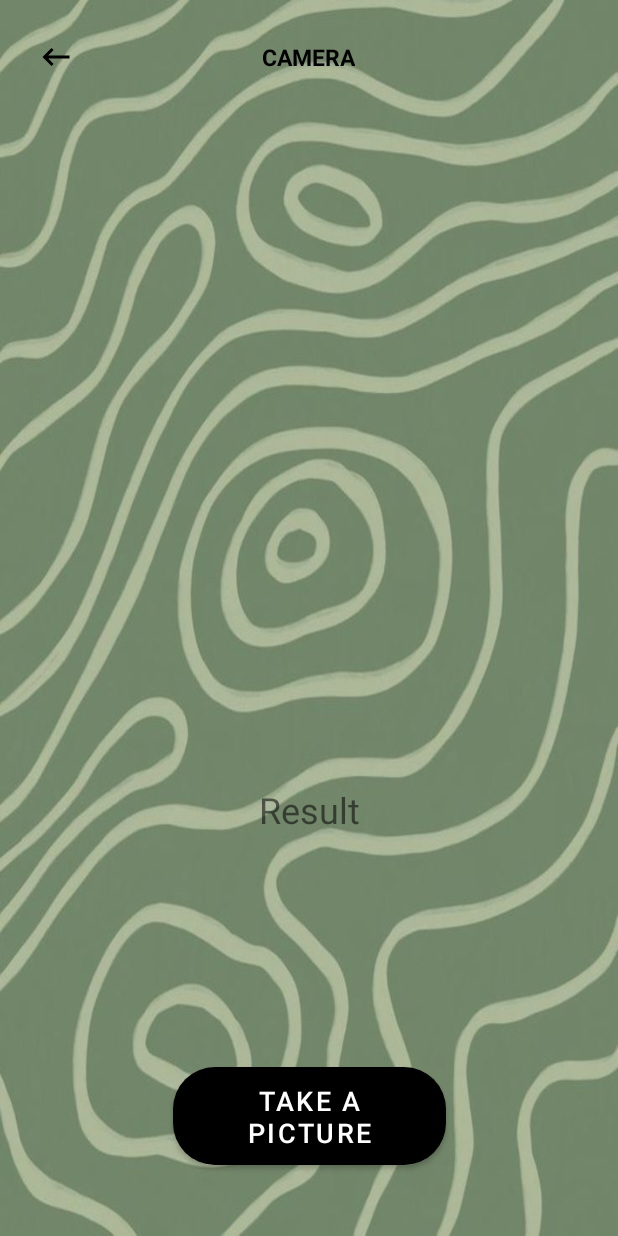
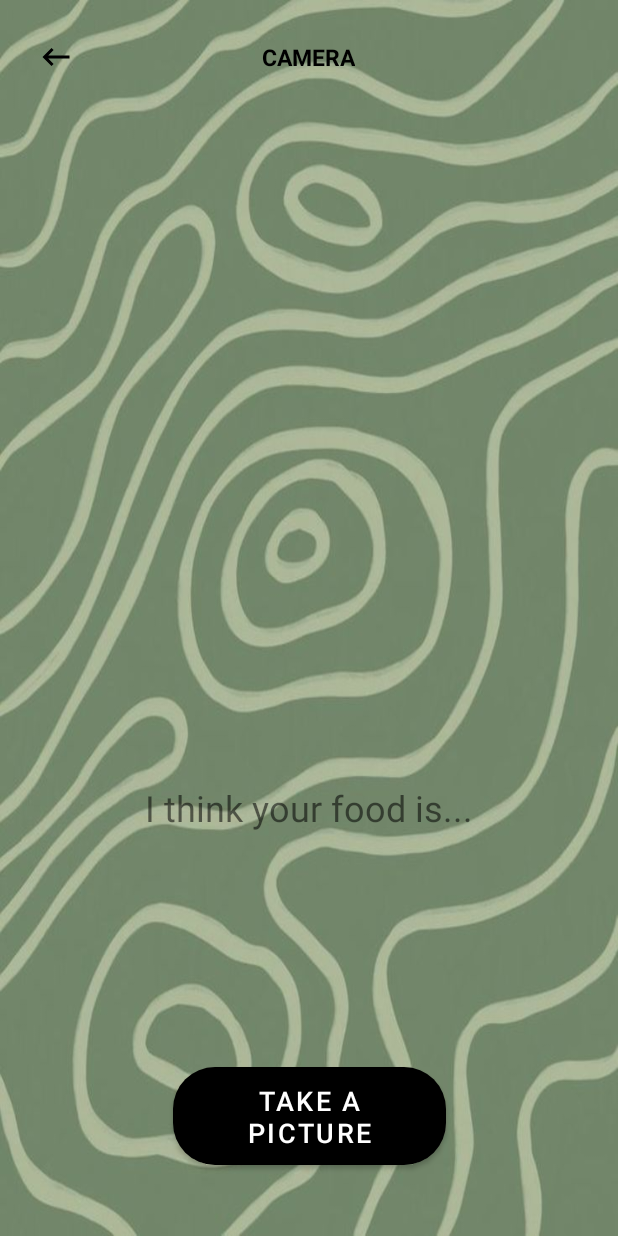
Before and after one commit to gekkkota/NutriForage, an Android app: the CameraFragment screen opened directly, with no data from a screen before it, on a phone screen of 412 x 824 dp. Run offline under Robolectric (Android 15) with nearby library versions, the phone set to English and light mode, and no system bars; libraries missing offline, so code that uses them is left out: com.google.mlkit.vision, org.tensorflow.lite; Roboto replaces fonts that are not available here.

Commit message:
camera result text changed
"I think your food is..."

```diff
--- a/app/src/main/res/layout/activity_sign_in.xml
+++ b/app/src/main/res/layout/activity_sign_in.xml
@@ -5,6 +5,7 @@
     android:layout_width="match_parent"
     android:layout_height="match_parent"
     tools:context=".SignUp"
+    android:fitsSystemWindows = "true"
     android:background="@drawable/home_bg">
 
     <ImageView
--- a/app/src/main/res/layout/fragment_camera.xml
+++ b/app/src/main/res/layout/fragment_camera.xml
@@ -44,7 +44,7 @@
             android:id="@+id/textView6"
             android:layout_width="wrap_content"
             android:layout_height="wrap_content"
-            android:textSize="20sp"
+            android:textSize="24sp"
             android:layout_marginBottom="160dp"
             app:layout_constraintBottom_toBottomOf="parent"
             app:layout_constraintEnd_toEndOf="parent"
@@ -54,7 +54,7 @@
             android:id="@+id/textView2"
             android:layout_width="wrap_content"
             android:layout_height="wrap_content"
-            android:text="Result"
+            android:text="I think your food is..."
             android:textSize="24sp"
             app:layout_constraintBottom_toTopOf="@+id/textView6"
             app:layout_constraintEnd_toEndOf="parent"
```
